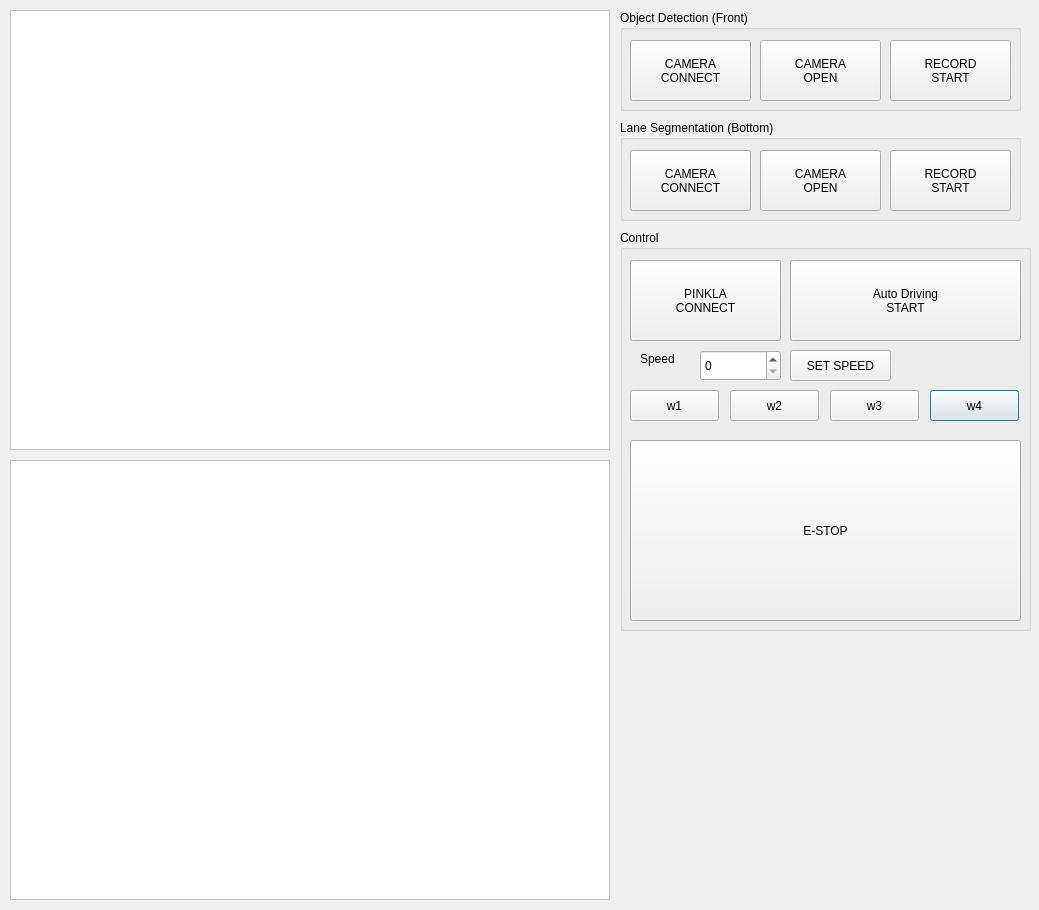
Old version of the form src/pinkla_qt/gui.ui in the repository addinedu-ros-4th/deeplearning-repo-2.
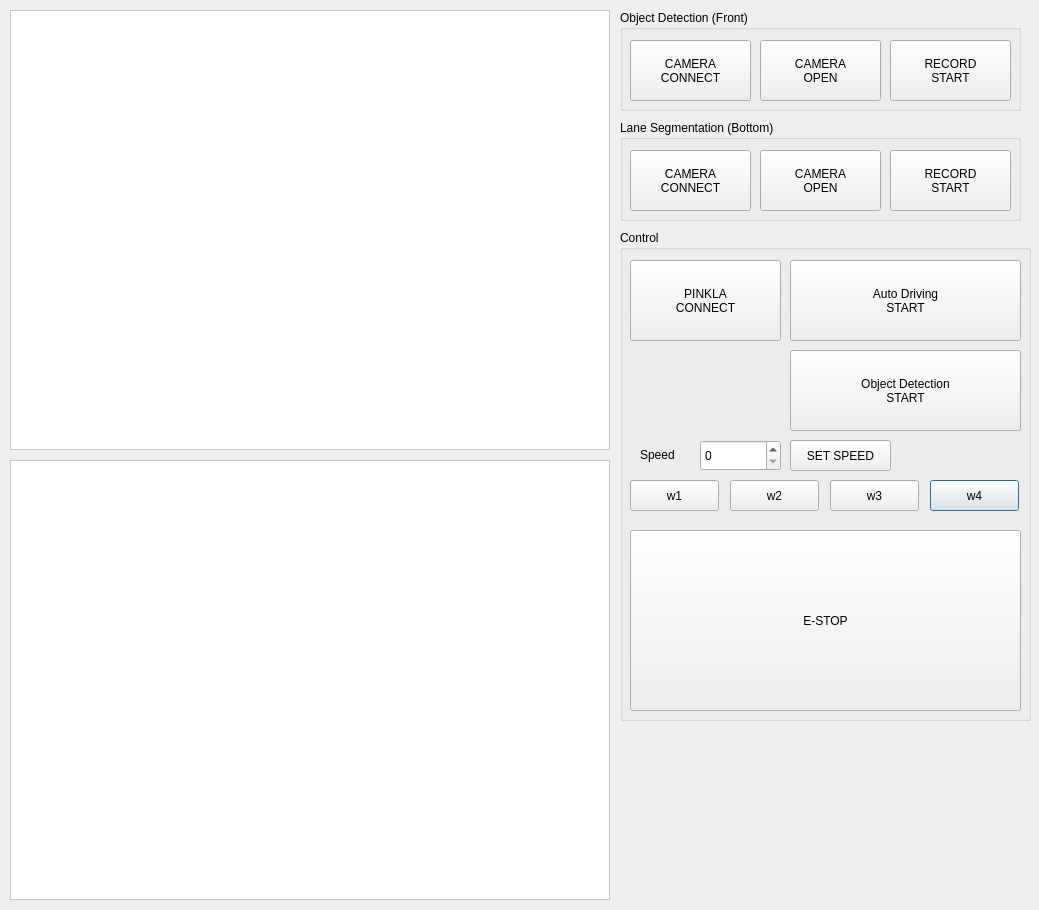
New version of the form.

Commit message: add object-gui, modify ui, gui, comm_module

```diff
--- a/src/pinkla_qt/gui.ui
+++ b/src/pinkla_qt/gui.ui
@@ -41,7 +41,7 @@
      <x>620</x>
      <y>230</y>
      <width>411</width>
-     <height>401</height>
+     <height>491</height>
     </rect>
    </property>
    <property name="title">
@@ -51,7 +51,7 @@
     <property name="geometry">
      <rect>
       <x>310</x>
-      <y>160</y>
+      <y>250</y>
       <width>89</width>
       <height>31</height>
      </rect>
@@ -78,7 +78,7 @@
     <property name="geometry">
      <rect>
       <x>10</x>
-      <y>160</y>
+      <y>250</y>
       <width>89</width>
       <height>31</height>
      </rect>
@@ -105,7 +105,7 @@
     <property name="geometry">
      <rect>
       <x>110</x>
-      <y>160</y>
+      <y>250</y>
       <width>89</width>
       <height>31</height>
      </rect>
@@ -118,7 +118,7 @@
     <property name="geometry">
      <rect>
       <x>210</x>
-      <y>160</y>
+      <y>250</y>
       <width>89</width>
       <height>31</height>
      </rect>
@@ -131,7 +131,7 @@
     <property name="geometry">
      <rect>
       <x>10</x>
-      <y>210</y>
+      <y>300</y>
       <width>391</width>
       <height>181</height>
      </rect>
@@ -144,7 +144,7 @@
     <property name="geometry">
      <rect>
       <x>20</x>
-      <y>120</y>
+      <y>216</y>
       <width>51</width>
       <height>17</height>
      </rect>
@@ -157,7 +157,7 @@
     <property name="geometry">
      <rect>
       <x>170</x>
-      <y>120</y>
+      <y>210</y>
       <width>101</width>
       <height>31</height>
      </rect>
@@ -170,12 +170,26 @@
     <property name="geometry">
      <rect>
       <x>80</x>
-      <y>120</y>
+      <y>210</y>
       <width>81</width>
       <height>31</height>
      </rect>
     </property>
    </widget>
+   <widget class="QPushButton" name="btn_auto_2">
+    <property name="geometry">
+     <rect>
+      <x>170</x>
+      <y>120</y>
+      <width>231</width>
+      <height>81</height>
+     </rect>
+    </property>
+    <property name="text">
+     <string>Object Detection
+START</string>
+    </property>
+   </widget>
   </widget>
   <widget class="QLabel" name="label_pixmap_2">
    <property name="geometry">
```
The commit also changes 3 other files.
